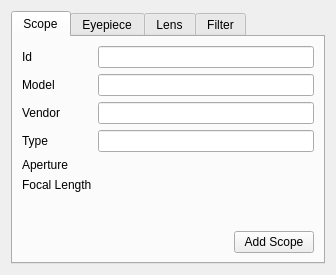
The window that kstars/comast/equipmentwriter.ui (KDE/kstars) describes before a commit, drawn with Qt 5.
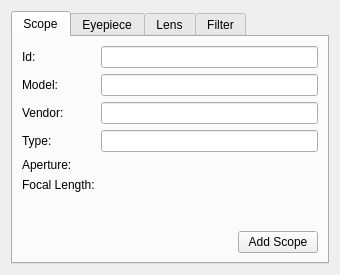
The same window after the commit. Custom widgets are drawn as their Qt base class.

Commit message: UI prettyfication, add a : after all the input QLablels.

Patch:
```diff
--- a/kstars/comast/equipmentwriter.ui
+++ b/kstars/comast/equipmentwriter.ui
@@ -6,7 +6,7 @@
    <rect>
     <x>0</x>
     <y>0</y>
-    <width>336</width>
+    <width>340</width>
     <height>275</height>
    </rect>
   </property>
@@ -40,7 +40,7 @@
            <item row="0" column="0">
             <widget class="QLabel" name="label">
              <property name="text">
-              <string>Id</string>
+              <string>Id:</string>
              </property>
             </widget>
            </item>
@@ -50,7 +50,7 @@
            <item row="1" column="0">
             <widget class="QLabel" name="label_2">
              <property name="text">
-              <string>Model</string>
+              <string>Model:</string>
              </property>
             </widget>
            </item>
@@ -60,7 +60,7 @@
            <item row="2" column="0">
             <widget class="QLabel" name="label_3">
              <property name="text">
-              <string>Vendor</string>
+              <string>Vendor:</string>
              </property>
             </widget>
            </item>
@@ -70,7 +70,7 @@
            <item row="3" column="0">
             <widget class="QLabel" name="label_4">
              <property name="text">
-              <string>Type</string>
+              <string>Type:</string>
              </property>
             </widget>
            </item>
@@ -80,7 +80,7 @@
            <item row="5" column="0">
             <widget class="QLabel" name="label_5">
              <property name="text">
-              <string>Focal Length</string>
+              <string>Focal Length:</string>
              </property>
             </widget>
            </item>
@@ -90,7 +90,7 @@
            <item row="4" column="0">
             <widget class="QLabel" name="label_13">
              <property name="text">
-              <string>Aperture</string>
+              <string>Aperture:</string>
              </property>
             </widget>
            </item>
```
Left out of the diff: 30 changed lines with no effect on the pictures.
